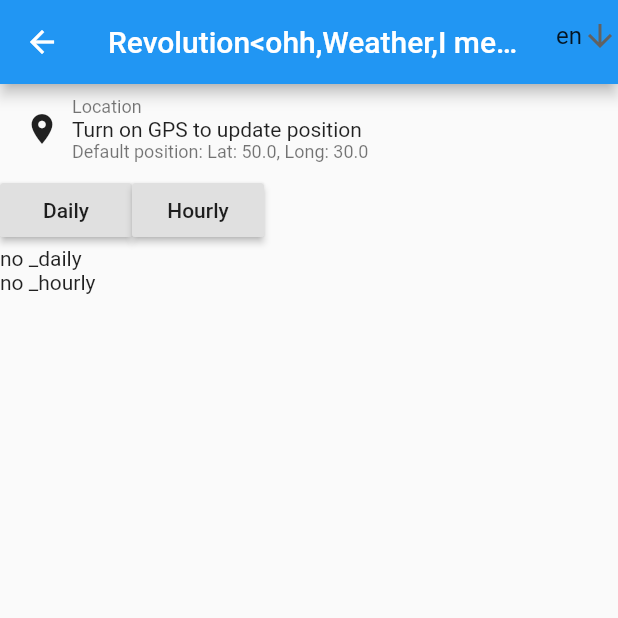
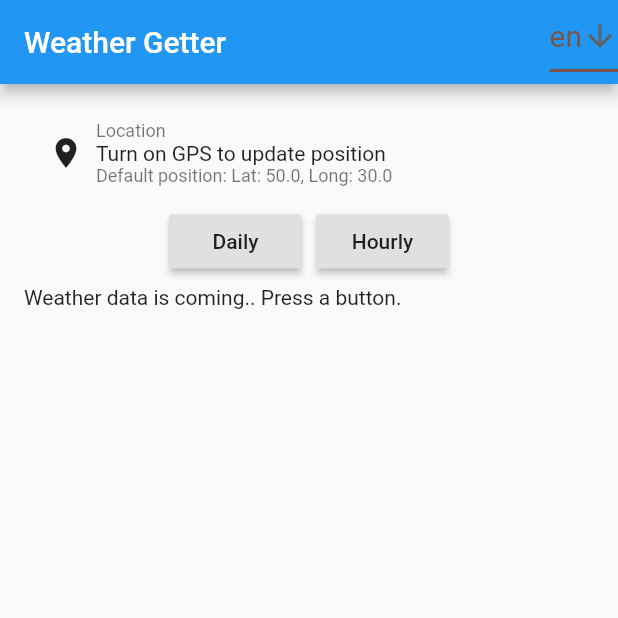
Before and after one commit to heknt/flutter-weather-app, a Flutter app: the screen it shows after launch, after a tap on "Daily", on a phone screen of 412 x 824 dp, the top half of it. Run offline on Flutter 3.47's test engine with Material 2 defaults, Android fonts, the phone set to English and light mode, and no system bars; our stand-ins replace dio, geolocator, rxdart, shared_preferences.

Commit message:
final stable version with location, prefs remembering, localization, "design"

```diff
--- a/lib/data/mapper/hour/hour_mapper.dart
+++ b/lib/data/mapper/hour/hour_mapper.dart
@@ -30,7 +30,7 @@ class HourMapper {
   }
 
   static Map<String, dynamic> toMap(Hour hour) => {
-      'time': hour.time,
+      'time': hour.time.millisecondsSinceEpoch,
       'weatherMain': hour.weatherMain,
       'weatherDesc': hour.weatherDesc,
       'weatherIconCode': hour.weatherIconCode,
@@ -49,7 +49,8 @@ class HourMapper {
 
   static Hour fromJson(Map<String, dynamic> jsonData) {
     return Hour(
-      time: jsonData['time'],
+      time: DateTime.fromMillisecondsSinceEpoch(
+        jsonData['time']),
       weatherMain: jsonData['weatherMain'],
       weatherDesc: jsonData['weatherDesc'],
       weatherIconCode: jsonData['weatherIconCode'],
--- a/lib/data/storage/constants.dart
+++ b/lib/data/storage/constants.dart
@@ -1,4 +1,67 @@
 // import 'package:weather_app/data/api/services/openweathermap_service.dart';
+
+Map<String, dynamic> localePhrases = {
+  'location': {
+      'en': 'Location',
+      'ru': 'Локация',
+      'update_position': {
+        'en': 'Turn on GPS to update position',
+        'ru': 'Включите GPS, чтобы обновить позицию',
+      },
+      'default_position': {
+        'en': 'Default position',
+        'ru': 'Позиция по-умолчанию',
+      },
+      'current_position': {
+        'en': 'Current position',
+        'ru': 'Текущая позиция',
+      },
+      'current_address': {
+        'en': 'Current address',
+        'ru': 'Текущий адрес',
+      }
+
+    },
+  'data': {
+    'do_not_exist_lable': {
+      'en': 'not this time',
+      'ru': 'не в это время'
+    },
+    'data_is_coming': {
+      'en': 'Weather data is coming.. Press a button.',
+      'ru': 'Данные приближаются.. Нажмите на кнопку.'
+    },
+    'hourly': {
+      'en': 'Hourly',
+      'ru': 'По часам',
+    },
+    'daily': {
+      'en': 'Daily',
+      'ru': 'По дням',
+    },
+    'press_one_more': {
+      'daily': {
+        'en': 'Press one more "Daily", please',
+        'ru': 'Нажмите ещё раз "По дням"',
+      },
+      'hourly': {
+        'en': 'Press one more "Hourly", please',
+        'ru': 'Нажмите ещё раз "По часам"',
+      },
+    }
+  },
+  'time': {
+    'date_format': {
+      'en': 'EEEE, MMMM d',
+      'ru': 'dd-MM-yyyy',
+    },
+    'day_time_format': {
+      'en': 'h:mm a',
+      'ru': 'k:mm',
+    },
+  },
+
+};
 
 
 Map<String, dynamic> dayFieldsInfo = {
--- a/lib/domain/bloc/home_bloc.dart
+++ b/lib/domain/bloc/home_bloc.dart
@@ -88,17 +88,9 @@ class HomeBloc {
   Stream<List<Day>> get dailyStream => _dailyController.stream;
   Sink get _updateDaily => _dailyController.sink;
   // void get resetDaily => _dailyActionController.sink.add(null);
-  /// for SharedPreferences
   StreamController<Map<String, double>> _dailyActionController =
       StreamController();
   StreamSink get updateDaily => _dailyActionController.sink;
-
-  /// Chosen Day
-  final BehaviorSubject<Day> _currDayController = BehaviorSubject();
-  Stream get currDayStream => _currDayController.stream;
-  Sink get _setCurrDay => _currDayController.sink;
-  StreamController _currDayActionController = StreamController();
-  StreamSink get setCurrDay => _currDayActionController.sink;
 
 
   /// Hourly Api
@@ -109,12 +101,6 @@ class HomeBloc {
       StreamController();
   StreamSink get updateHourly => _hourlyActionController.sink;
 
-  /// Chosen Hour
-  final BehaviorSubject<Hour> _currHourController = BehaviorSubject();
-  Stream get currHourStream => _currHourController.stream;
-  Sink get _setCurrHour => _currHourController.sink;
-  StreamController _currHourActionController = StreamController();
-  StreamSink get setCurrHour => _currHourActionController.sink;
 
   /// Language
   final BehaviorSubject<String> _languageController = BehaviorSubject();
@@ -130,6 +116,11 @@ class HomeBloc {
   StreamController<List<double>> _positionActionController = StreamController();
   StreamSink get setPosition => _positionActionController.sink;
 
+  /// isLoading
+  final BehaviorSubject<bool> _isLoadingController = BehaviorSubject();
+  Stream get isLoadingStream => _isLoadingController.stream;
+  Sink get _setIsLoading => _isLoadingController.sink;
+
 
   void _getDailyByCoords(Map<String, double> coords) async {
     await _getDaily(
@@ -144,7 +135,7 @@ class HomeBloc {
     @required double longitude,
     @required String language,
   }) async {
-    isLoading = true;
+    _setIsLoading.add(true);
     final data = await _dailyRepository.getDaily(
       latitude: latitude,
       longitude: longitude,
@@ -153,13 +144,13 @@ class HomeBloc {
 
     if (data != null) {
       print('daily data: $data with time ${data[0].time}');
-      // _daily = [data];
-      _updateDaily.add(data);
+      _daily = data;
+      _updateDaily.add(_daily);
       prefs.then((val) {
-        // val.setString('daily', DailyMapper.encode(data));
+        val.setString('daily', DailyMapper.encode(_daily));
       });
     }
-    isLoading = false;
+    _setIsLoading.add(false);
   }
 
   void _getHourlyByCoords(Map<String, double> coords) async {
@@ -175,7 +166,7 @@ class HomeBloc {
     @required double longitude,
     @required String language,
   }) async {
-    isLoading = true;
+    _setIsLoading.add(true);
     final data = await _hourlyRepository.getHourly(
       latitude: latitude,
       longitude: longitude,
@@ -184,13 +175,13 @@ class HomeBloc {
 
     if (data != null) {
       print('hourly data: $data');
-      // _hourly = [data];
-      _updateHourly.add(data);
+      _hourly = data;
+      _updateHourly.add(_hourly);
       prefs.then((val) {
-        // val.setString('hourly', HourlyMapper.encode(data));
+        val.setString('hourly', HourlyMapper.encode(_hourly));
       });
     }
-    isLoading = false;
+    _setIsLoading.add(false);
   }
 
   void _chooseDay() {
@@ -228,11 +219,9 @@ class HomeBloc {
     _dailyController.close();
     _dailyActionController.close();
     _currDayController.close();
-    // _currDayActionController.close();
     _hourlyController.close();
     _hourlyActionController.close();
     _currHourController.close();
-    // _currHourActionController.close();
     _languageController.close();
     _languageActionController.close();
   }
--- a/lib/internal/application.dart
+++ b/lib/internal/application.dart
@@ -10,7 +10,7 @@ import 'routes.dart';
 
 
 class Application extends StatelessWidget {
-  static const _title = 'Revolution<ohh,Weather,I mean>';
+  static const _title = 'Weather Getter';
 
   @override
   Widget build(BuildContext context) {
--- a/lib/presentation/home_screen.dart
+++ b/lib/presentation/home_screen.dart
@@ -43,6 +43,8 @@ class HomeScreenState extends State<HomeScreen> {
   Widget _locationWidget;
   double _latitude;
   double _longitude;
+  bool _isLoading;
+  Widget _apiContentWidget;
 
   Day _day;
   Hour _hour;
@@ -63,6 +65,7 @@ class HomeScreenState extends State<HomeScreen> {
     _language = 'en';
     _latitude = 50.0;
     _longitude = 30.0;
+    _isLoading = false;
   }
 
   @override
@@ -77,6 +80,7 @@ class HomeScreenState extends State<HomeScreen> {
     return Consumer<HomeBloc>(
       builder: (context, _homeBloc, child) {
         homeBloc = _homeBloc;
+
         return StreamBuilder<List<Day>>(
           stream: homeBloc.dailyStream,
           builder: (context, snapshot) {
@@ -84,12 +88,7 @@ class HomeScreenState extends State<HomeScreen> {
               _daily = snapshot.data;
               print('hass Daily');
             } else { print('hass NOT Daily Dataa'); }
-            // else {
-            //   return _whileLoading();
-            // }
-            pressed
-              ? print('snapshot.data ${snapshot.data}')
-              : print('not pressed yet.');
+
             return StreamBuilder<List<Hour>>(
               stream: homeBloc.hourlyStream,
               builder: (context, snapshot) {
@@ -97,20 +96,16 @@ class HomeScreenState extends State<HomeScreen> {
                   _hourly = snapshot.data;
                   print('hass Hourly');
                 } else { print('hass NOT Hourly Dataa'); }
-                // else {
-                //   return _whileLoading();
-                // }
+
                 return StreamBuilder<String>(
                   stream: homeBloc.languageStream,
                   builder: (context, snapshot) {
                     if (snapshot.hasData) {
                       _language = snapshot.data;
-                      _dateFormatOfLang = _language == 'en'
-                        ? 'EEEE, MMMM d'
-                        : 'dd-MM-yyyy';
-                      _dayTimeFormatOfLang = _language == 'en'
-                        ? 'h:mm a'
-                        : 'k:mm';
+                      _dateFormatOfLang =
+                          localePhrases['time']['date_format'][_language];
+                      _dayTimeFormatOfLang =
+                          localePhrases['time']['day_time_format'][_language];
                       print('hass Language $_language');
                     } else { print('hass NOT Language Dataa'); }
 
@@ -124,7 +119,17 @@ class HomeScreenState extends State<HomeScreen> {
                           print('hass Position ${snapshot.data}');
                         } else { print('hass NOT Hourly Dataa'); }
 
-                        return _futureBuilderLocation();
+                        return StreamBuilder<bool>(
+                          stream: homeBloc.isLoadingStream,
+                          builder: (context, snapshot) {
+                            if (snapshot.hasData) {
+                              _isLoading = snapshot.data;
+                              print('hass isLoading ${snapshot.data}');
+                            } else { print('hass NOT isLoading Dataa'); }
+
+                            return _futureBuilderLocation();
+                          },
+                        );
                       },
                     );
                   },
@@ -157,7 +162,10 @@ class HomeScreenState extends State<HomeScreen> {
           _languageChooser(),
         ],
       ),
-      body: _contentColumn(),
+      body: Padding(
+        padding: EdgeInsets.all(16.0),
+        child: _contentColumn(),
+      ),
     );
   }
 
@@ -167,10 +175,10 @@ class HomeScreenState extends State<HomeScreen> {
       icon: Icon(Icons.arrow_downward),
       iconSize: 24,
       elevation: 16,
-      // style: TextStyle(color: Colors.white),
+      style: TextStyle(color: Colors.brown),
       underline: Container(
         height: 2,
-        // color: Colors.white,
+        color: Colors.brown,
       ),
       onChanged: (String chosenLang) {
         setState(() {
@@ -182,7 +190,10 @@ class HomeScreenState extends State<HomeScreen> {
           .map<DropdownMenuItem<String>>((String value) {
         return DropdownMenuItem<String>(
           value: value,
-          child: Text(value),
+          child: Text(
+            value,
+            style: TextStyle(fontSize: 20),
+          ),
         );
       }).toList(),
     );
@@ -195,25 +206,28 @@ class HomeScreenState extends State<HomeScreen> {
         children: <Widget>[
           _locationWidget,
           Row(
+            mainAxisAlignment: MainAxisAlignment.center,
             children: <Widget>[
-              RaisedButton(
-                child: Text('Daily'),
-                onPressed: _getDaily,
+              Padding(
+                padding: EdgeInsets.all(5.0),
+                child: RaisedButton(
+                  child: Text(localePhrases['data']['daily'][_language]),
+                  onPressed: _getDaily,
+                ),
               ),
-              RaisedButton(
-                child: Text('Hourly'),
-                onPressed: _getHourly,
+              Padding(
+                padding: EdgeInsets.all(5.0),
+                child: RaisedButton(
+                  child: Text(localePhrases['data']['hourly'][_language]),
+                  onPressed: _getHourly,
+                ),
               ),
             ],
           ),
-          // if (pressed) {
-            _daily != null
-              ? _showDaily(_daily) ?? Text('_daily is null')
-              : Text('no _daily'),
-            _hourly != null
-              ? _showHourly(_hourly) ?? Text('_hourly is null')
-              : Text('no _hourly'),
-          // }
+          _isLoading
+            ? _whileLoading()
+            : _apiContentWidget
+              ?? Text(localePhrases['data']['data_is_coming'][_language]),
         ],
       ),
     );
@@ -224,7 +238,7 @@ class HomeScreenState extends State<HomeScreen> {
       ? Column(
           children: _getDayWidgetList(dayList),
         )
-      : Text('_showDaily error: dayList is null');
+      : Text(localePhrases['data']['press_one_more']['daily'][_language]);
   }
 
   Widget _showHourly(List<Hour> hourList) {
@@ -232,13 +246,12 @@ class HomeScreenState extends State<HomeScreen> {
       ? Column(
           children: _getHourWidgetList(hourList),
         )
-      : Text('_showHourly error: hourList is null');
+      : Text(localePhrases['data']['press_one_more']['hourly'][_language]);
   }
 
 
   List<Widget> _getDayWidgetList(List<Day> dayList) {
     List<Widget> _dayWidgetList = [];
-
 
     for (final day in dayList) {
       _dayWidgetList.add(
@@ -246,7 +259,9 @@ class HomeScreenState extends State<HomeScreen> {
       );
       String timeFormat = DateFormat(_dateFormatOfLang).format(day.time);
       _dayWidgetList.add(
-        Text('${dayFieldsInfo["time"][_language]} $timeFormat')
+        Text('${dayFieldsInfo["time"][_language]} $timeFormat',
+          style: _titleStyle(),
+        )
       );
       _dayWidgetList.add(_getDayWidget(day));
     }
@@ -267,11 +282,21 @@ class HomeScreenState extends State<HomeScreen> {
       String timeFormat =
           DateFormat("$_dayTimeFormatOfLang, $_dateFormatOfLang").format(hour.time);
       _hourWidgetList.add(
-        Text('${hourFieldsInfo["time"][_language]} $timeFormat')
+        Text('${hourFieldsInfo["time"][_language]} $timeFormat',
+          style: _titleStyle(),
+        )
       );
       _hourWidgetList.add(_getHourWidget(hour));
     }
     return _hourWidgetList;
+  }
+
+  TextStyle _titleStyle() {
+    return TextStyle(
+      height: 3,
+      fontSize: 16,
+      fontStyle: FontStyle.italic,
+    );
   }
 
   Widget _getIconFromNetwork(
@@ -347,13 +372,25 @@ class HomeScreenState extends State<HomeScreen> {
   }
 
   Widget _getFieldDataRow(Map<String, dynamic> fieldMap, var fieldValue) {
-    final doNotExistLable = 'not this time';
+    final doNotExistLable = localePhrases['data']['do_not_exist_lable'][_language];
+    TextStyle _fieldStyle = TextStyle(
+        fontSize: 15,
+      );
     return Row(
       children: <Widget>[
-        Text('${fieldMap[_language]}: '),
+        Text('${fieldMap[_language]}: ',
+          style: TextStyle(
+            fontWeight: FontWeight.bold,
+            fontSize: 15,
+          ),
+        ),
         fieldValue != null
-          ? Text('$fieldValue ${fieldMap["unit"][_language]}')
-          : Text(doNotExistLable),
+          ? Text('$fieldValue ${fieldMap["unit"][_language]}',
+              style: _fieldStyle,
+            )
+          : Text(doNotExistLable,
+              style: _fieldStyle,
+            ),
       ],
     );
   }
@@ -404,25 +441,25 @@ class HomeScreenState extends State<HomeScreen> {
   List<Widget> _locationContent() {
     List<Widget> content = [
       Text(
-        'Location',
+        localePhrases['location'][_language],
         style: Theme.of(context).textTheme.caption,
       ),
     ];
     if (_currentPosition == null)
-      content.add(Text('Turn on GPS to update position'));
+      content.add(Text(localePhrases['location']['update_position'][_language]));
       content.add(Text(
-        'Default position: Lat: $_latitude, Long: $_longitude',
+        "${localePhrases['location']['default_position'][_language]}: Lat: $_latitude, Long: $_longitude",
         style: Theme.of(context).textTheme.caption,
       ));
     if (_currentPosition != null) {
       content = [content[0]];
       content.add(Text(
-        'Current position: $_currentPosition',
+        '${localePhrases['location']['current_position'][_language]}: $_currentPosition',
         style: Theme.of(context).textTheme.caption,
       ));
       if (_currentAddress != null) {
         content.add(Text(
-          'Current address: $_currentAddress',
+          '${localePhrases['location']['current_address'][_language]}: $_currentAddress',
           style: Theme.of(context).textTheme.caption,
         ));
         content.add(Text(
@@ -441,6 +478,7 @@ class HomeScreenState extends State<HomeScreen> {
       'longitude': _longitude,
     });
     print('home.dart: daily: $_daily');
+    _apiContentWidget = _showDaily(_daily);
     return _daily;
   }
 
@@ -450,12 +488,13 @@ class HomeScreenState extends State<HomeScreen> {
       'longitude': _longitude,
     });
     print('home.dart: hourly: $_hourly');
+    _apiContentWidget = _showHourly(_hourly);
     return _hourly;
   }
 
 
   Future<void> _getCurrentLocation() async {
-    print('_getCurrentLocation111 IN');
+    // print('_getCurrentLocation111 IN');
     geolocator =
       await Geolocator()..forceAndroidLocationManager;
     geolocator
@@ -466,16 +505,16 @@ class HomeScreenState extends State<HomeScreen> {
         _currentPosition = position;
         _latitude = _currentPosition.latitude;
         _longitude = _currentPosition.longitude;
-        print('_getCurrentLocation222 position: $position setState OUT');
+        // print('_getCurrentLocation222 position: $position setState OUT');
       });
       homeBloc.setPosition.add([_latitude, _longitude]);
-      print('_getCurrentLocation333 setState After');
+      // print('_getCurrentLocation333 setState After');
       _getAddressFromLatLng();
-      print('_getCurrentLocation444 geolocator OUT');
+      // print('_getCurrentLocation444 geolocator OUT');
     }).catchError((e) {
       print(e);
     });
-    print('_getCurrentLocation555 OUT');
+    // print('_getCurrentLocation555 OUT');
   }
 
   Future<void> _getAddressFromLatLng() async {
@@ -501,5 +540,6 @@ class HomeScreenState extends State<HomeScreen> {
       DeviceOrientation.portraitUp,
       DeviceOrientation.portraitDown,
     ]);
+    super.dispose();
   }
 }
--- a/lib/presentation/splash_screen.dart
+++ b/lib/presentation/splash_screen.dart
@@ -25,15 +25,19 @@ class SplashScreen extends StatelessWidget {
   }
 
   Widget _delayedImageNavigator(BuildContext context) {
+    bool tapped = false;
     Future.delayed(
       Duration(milliseconds: 4000),
-      () async {
-        await Navigator.of(context).pushReplacementNamed(homeScreenRouteName);
+      () {
+        if (!tapped) {
+          _navigateTo(context, homeScreenRouteName);
+        }
       }
     );
     return GestureDetector(
       onTap: () {
-        Navigator.of(context).pushReplacementNamed(homeScreenRouteName);
+        tapped = true;
+        _navigateTo(context, homeScreenRouteName);
       },
       child: Image(
         image: AssetImage('assets/multi-logo.jpg'),
@@ -41,4 +45,9 @@ class SplashScreen extends StatelessWidget {
       ),
     );
   }
+
+  void _navigateTo(BuildContext context, String routeName) {
+    Navigator.of(context).pushReplacementNamed(routeName);
+    Navigator.of(context).pop();
+  }
 }
```
Also changed, not shown: lib/data/mapper/day/day_mapper.dart (+9 -6 lines).
